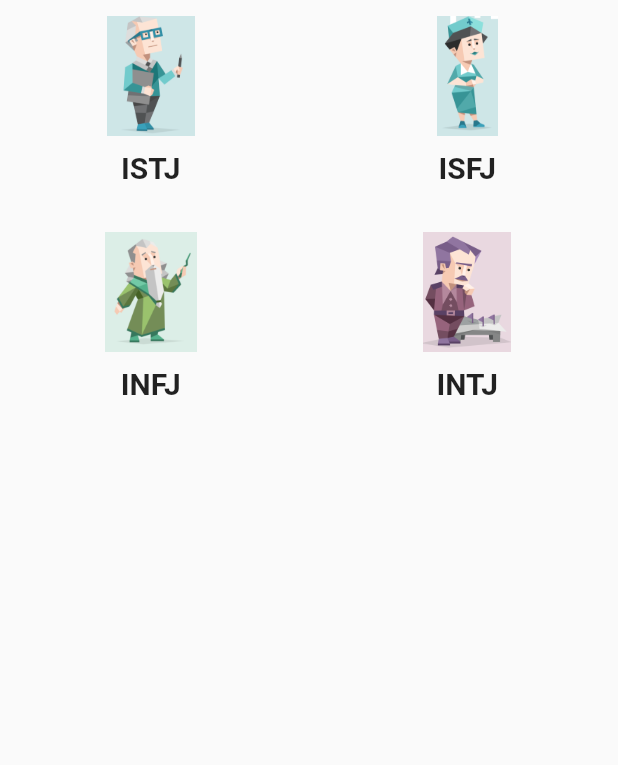
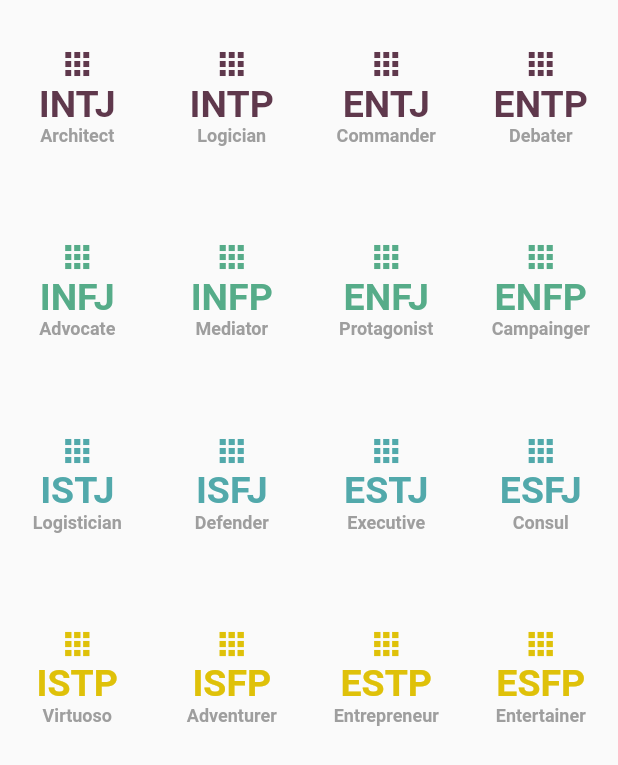
Before and after one commit to powerwlsl/mbti, a Flutter app: the MbtiListScreen screen opened directly, on a phone screen of 412 x 824 dp. Shown: the top 765 px of the screen. Run offline on Flutter 3.47's test engine with Material 2 defaults, Android fonts, the phone set to English and light mode, and no system bars; our stand-ins replace fancy_bottom_navigation, shared_preferences; accounts and stored records are empty.

Commit message:
make it prettier

```diff
--- a/lib/constants.dart
+++ b/lib/constants.dart
@@ -22,8 +22,20 @@ const kSecondaryTextStyle = TextStyle(
   fontWeight: FontWeight.bold,
 );
 
+const kSecondarySmallTextStyle = TextStyle(
+  fontSize: 12,
+  color: Colors.grey,
+  fontWeight: FontWeight.bold,
+);
+
 const kPrimaryTextStyle = TextStyle(
   fontSize: 30,
+  color: Colors.black87,
+  fontWeight: FontWeight.bold,
+);
+
+const kPrimaryMediumTextStyle = TextStyle(
+  fontSize: 25,
   color: Colors.black87,
   fontWeight: FontWeight.bold,
 );
@@ -36,6 +48,13 @@ const kPrimarySmallTextStyle = TextStyle(
 var kRoundedBoxDecoration = BoxDecoration(
   borderRadius: BorderRadius.circular(20),
   color: Colors.white,
+  boxShadow: [
+    BoxShadow(
+      color: Colors.black26,
+      offset: Offset(0.5, 3.0),
+      blurRadius: 10.0,
+    ),
+  ],
 );
 
 const kLightTextStyle = TextStyle(
--- a/lib/main.dart
+++ b/lib/main.dart
@@ -5,7 +5,6 @@ import 'package:mbti/screens/main_screen.dart';
 import 'package:mbti/screens/mbti_list_screen.dart';
 import 'package:mbti/screens/mbti_matching_screen.dart';
 import 'package:mbti/screens/user_info_screen.dart';
-import 'package:mbti/screens/mbti_screen.dart';
 
 void main() {
   WidgetsFlutterBinding.ensureInitialized();
--- a/lib/models/mbtis.dart
+++ b/lib/models/mbtis.dart
@@ -1,22 +1,70 @@
 class Mbtis {
-  static const List<String> Types = [
-    "ISTJ",
-    "ISFJ",
-    "INFJ",
-    "INTJ",
-    "ISTP",
-    "ISFP",
-    "INFP",
-    "INTP",
-    "ESTP",
-    "ESFP",
-    "ENFP",
-    "ENTP",
-    "ESTJ",
-    "ESFJ",
-    "ENFJ",
-    "ENTJ"
-  ];
+  static const Map<String, Map> Types = {
+    "INTJ": {
+      "character": "Architect",
+      "color": 0xFF5F384C,
+    },
+    "INTP": {
+      "character": "Logician",
+      "color": 0xFF5F384C,
+    },
+    "ENTJ": {
+      "character": "Commander",
+      "color": 0xFF5F384C,
+    },
+    "ENTP": {
+      "character": "Debater",
+      "color": 0xFF5F384C,
+    },
+    "INFJ": {
+      "character": "Advocate",
+      "color": 0xFF56AC89,
+    },
+    "INFP": {
+      "character": "Mediator",
+      "color": 0xFF56AC89,
+    },
+    "ENFJ": {
+      "character": "Protagonist",
+      "color": 0xFF56AC89,
+    },
+    "ENFP": {
+      "character": "Campainger",
+      "color": 0xFF56AC89,
+    },
+    "ISTJ": {
+      "character": "Logistician",
+      "color": 0xFF52A9AB,
+    },
+    "ISFJ": {
+      "character": "Defender",
+      "color": 0xFF52A9AB,
+    },
+    "ESTJ": {
+      "character": "Executive",
+      "color": 0xFF52A9AB,
+    },
+    "ESFJ": {
+      "character": "Consul",
+      "color": 0xFF52A9AB,
+    },
+    "ISTP": {
+      "character": "Virtuoso",
+      "color": 0xFFDFC109,
+    },
+    "ISFP": {
+      "character": "Adventurer",
+      "color": 0xFFDFC109,
+    },
+    "ESTP": {
+      "character": "Entrepreneur",
+      "color": 0xFFDFC109,
+    },
+    "ESFP": {
+      "character": "Entertainer",
+      "color": 0xFFDFC109,
+    },
+  };
 
   static const Map<String, List> TypesGroupBy = {
     "Analysts": ["INTJ", "INTP", "ENTJ", "ENTP"],
--- a/lib/screens/main_screen.dart
+++ b/lib/screens/main_screen.dart
@@ -1,6 +1,7 @@
 import 'package:flutter/material.dart';
 import 'package:shared_preferences/shared_preferences.dart';
 import 'package:mbti/constants.dart';
+import 'package:mbti/models/mbtis.dart';
 
 class MainScreen extends StatefulWidget {
   final SharedPreferences prefs;
@@ -25,7 +26,6 @@ class _MainScreenState extends State<MainScreen> {
             children: <Widget>[
               Expanded(
                 child: Column(
-                  mainAxisAlignment: MainAxisAlignment.center,
                   children: <Widget>[
                     Text(
                       "My MBTI",
@@ -33,7 +33,9 @@ class _MainScreenState extends State<MainScreen> {
                     ),
                     Text(
                       myMbti,
-                      style: kPrimaryTextStyle,
+                      style: kPrimaryTextStyle.copyWith(
+                        color: Color(Mbtis.Types[myMbti]["color"]),
+                      ),
                     ),
                   ],
                 ),
--- a/lib/screens/mbti_list_screen.dart
+++ b/lib/screens/mbti_list_screen.dart
@@ -1,7 +1,7 @@
 import 'package:flutter/cupertino.dart';
 import 'package:flutter/material.dart';
 import 'package:flutter/painting.dart';
-import 'package:mbti/widgets/app_drawer.dart';
+import 'package:mbti/constants.dart';
 import 'package:mbti/models/mbtis.dart';
 import 'package:mbti/screens/mbti_screen.dart';
 
@@ -17,12 +17,13 @@ class _MbtiListScreenState extends State<MbtiListScreen> {
 
     return Scaffold(
       body: GridView.builder(
-        itemCount: Mbtis.TypesGroupBy.length,
+        itemCount: Mbtis.Types.length,
         gridDelegate: SliverGridDelegateWithFixedCrossAxisCount(
-            crossAxisCount: 2,
-            childAspectRatio: 3 / 2,
-            crossAxisSpacing: 10,
-            mainAxisSpacing: 10),
+          crossAxisCount: 4,
+          childAspectRatio: 4 / 5,
+          crossAxisSpacing: 0,
+          mainAxisSpacing: 0,
+        ),
         itemBuilder: (context, i) => MbtiGridListItem(i),
       ),
     );
@@ -35,10 +36,10 @@ class MbtiGridListItem extends StatelessWidget {
 
   @override
   Widget build(BuildContext context) {
-    print(Mbtis.TypesGroupBy);
-    final String type = Mbtis.Types[index];
+    final String type = Mbtis.Types.keys.toList()[index];
 
     return FlatButton(
+      padding: EdgeInsets.all(5),
       onPressed: () {
         Navigator.push(
           context,
@@ -46,22 +47,30 @@ class MbtiGridListItem extends StatelessWidget {
         );
       },
       child: Container(
-        padding: EdgeInsets.all(5),
+        margin: EdgeInsets.symmetric(vertical: 10),
         child: Column(
+          crossAxisAlignment: CrossAxisAlignment.stretch,
           mainAxisAlignment: MainAxisAlignment.center,
           children: <Widget>[
-            Image.asset(
-              'images/$type.png',
-              height: 80,
+            Icon(
+//              TODO add proper icons
+              Icons.apps,
+              color: Color(Mbtis.Types[type]["color"]),
             ),
-            SizedBox(
-              height: 10,
+            Center(
+              child: Text(
+                type,
+                style: TextStyle(
+                  fontSize: 25,
+                  color: Color(Mbtis.Types[type]["color"]),
+                  fontWeight: FontWeight.bold,
+                ),
+              ),
             ),
-            Text(
-              type,
-              style: TextStyle(
-                fontWeight: FontWeight.bold,
-                fontSize: 20,
+            Center(
+              child: Text(
+                Mbtis.Types[type]["character"],
+                style: kSecondarySmallTextStyle,
               ),
             ),
           ],
--- a/lib/screens/mbti_matching_screen.dart
+++ b/lib/screens/mbti_matching_screen.dart
@@ -19,6 +19,7 @@ class _MbtiMatchingScreenState extends State<MbtiMatchingScreen> {
   String _result;
 
   Widget build(BuildContext context) {
+    List mbtiTypesList = Mbtis.Types.keys.toList();
     return Scaffold(
       body: Center(
         child: Container(
@@ -28,7 +29,7 @@ class _MbtiMatchingScreenState extends State<MbtiMatchingScreen> {
             crossAxisAlignment: CrossAxisAlignment.stretch,
             children: <Widget>[
               CustomDropdownButton(
-                dropdownItemList: Mbtis.Types,
+                dropdownItemList: mbtiTypesList,
                 hintString: "My MBTI types",
                 value: widget.prefs.getString('mbtiType'),
                 onChangedCallback: (value) {
@@ -38,7 +39,7 @@ class _MbtiMatchingScreenState extends State<MbtiMatchingScreen> {
                 },
               ),
               CustomDropdownButton(
-                dropdownItemList: Mbtis.Types,
+                dropdownItemList: mbtiTypesList,
                 hintString: "MBTI types",
                 value: mbti_2,
                 onChangedCallback: (value) {
--- a/lib/screens/user_info_screen.dart
+++ b/lib/screens/user_info_screen.dart
@@ -55,7 +55,7 @@ class _UserInfoScreenState extends State<UserInfoScreen> {
                     crossAxisAlignment: CrossAxisAlignment.stretch,
                     children: <Widget>[
                       CustomDropdownButton(
-                        dropdownItemList: Mbtis.Types,
+                        dropdownItemList: Mbtis.Types.keys.toList(),
                         hintString: "MBTI types",
                         value: mbtiType,
                         onChangedCallback: (value) {
```
